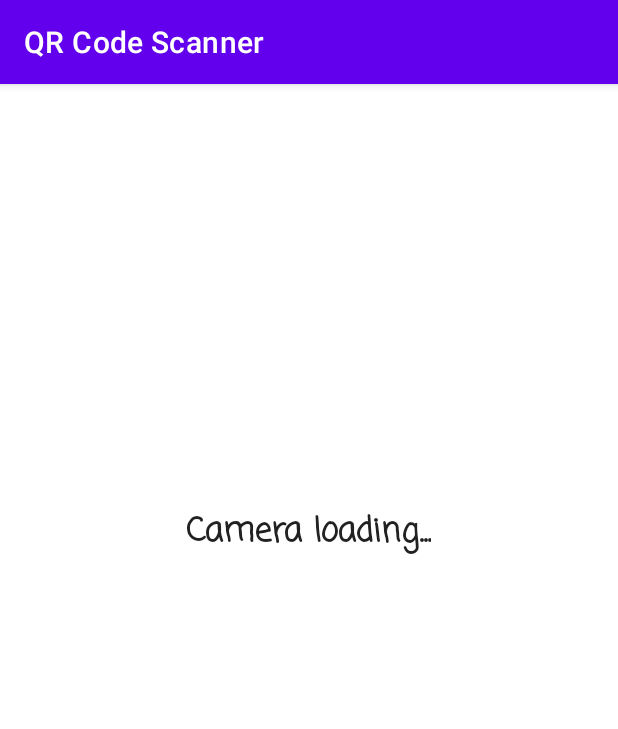
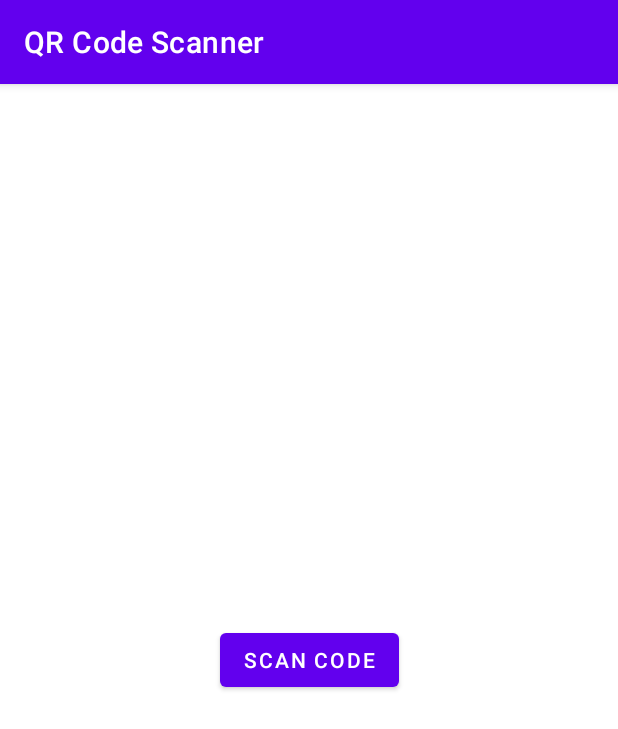
Before and after one commit to abhinav-deep/OnlineAttendance-BitsNBytes, an Android app: the ScannerActivity screen opened directly, with no data from a screen before it, on a phone screen of 412 x 824 dp. Shown: the top 729 px of the screen. Run offline under Robolectric (Android 15) with nearby library versions, the phone set to English and light mode, and no system bars; libraries missing offline, so code that uses them is left out: com.google.zxing.integration, io.realm; 2 statements that could not run were skipped.

Commit message:
Added scanning activity

```diff
--- a/QRCodeScanner/app/src/main/AndroidManifest.xml
+++ b/QRCodeScanner/app/src/main/AndroidManifest.xml
@@ -1,5 +1,6 @@
 <?xml version="1.0" encoding="utf-8"?>
 <manifest xmlns:android="http://schemas.android.com/apk/res/android"
+    xmlns:tools="http://schemas.android.com/tools"
     package="com.example.qrcodescanner">
 
     <application
@@ -9,6 +10,11 @@
         android:roundIcon="@mipmap/ic_launcher_round"
         android:supportsRtl="true"
         android:theme="@style/Theme.QRCodeScanner">
+        <activity
+            android:name="com.journeyapps.barcodescanner.CaptureActivity"
+            android:screenOrientation="fullSensor"
+            tools:replace="screenOrientation" />
+
         <activity android:name=".ScannerActivity"></activity>
         <activity android:name=".ScannarActivity" />
         <activity android:name=".MainActivity">
--- a/QRCodeScanner/app/src/main/java/com/example/qrcodescanner/MainActivity.kt
+++ b/QRCodeScanner/app/src/main/java/com/example/qrcodescanner/MainActivity.kt
@@ -7,6 +7,7 @@ import android.view.View
 import android.widget.Button
 import android.widget.EditText
 import android.widget.Toast
+import io.realm.Realm
 
 class MainActivity : AppCompatActivity() {
 
@@ -23,6 +24,7 @@ class MainActivity : AppCompatActivity() {
         super.onCreate(savedInstanceState)
         setContentView(R.layout.activity_main)
 
+        Realm.init(this)        //initialize the Realm library
         initializer()
 
         loginButton.setOnClickListener(){
--- a/QRCodeScanner/app/src/main/java/com/example/qrcodescanner/ScannerActivity.kt
+++ b/QRCodeScanner/app/src/main/java/com/example/qrcodescanner/ScannerActivity.kt
@@ -1,17 +1,78 @@
 package com.example.qrcodescanner
 
+import android.content.Intent
 import androidx.appcompat.app.AppCompatActivity
 import android.os.Bundle
+import android.widget.EditText
 import android.widget.TextView
+import android.widget.Button
+import android.widget.Toast
+import com.google.zxing.integration.android.IntentIntegrator
+import io.realm.Realm
+import org.json.JSONException
+import org.json.JSONObject
+
 
 class ScannerActivity : AppCompatActivity() {
 
-    private lateinit var welcomeMsg : TextView
+    private lateinit var scanButton : Button
+    private var qrScanIntegrator: IntentIntegrator? = null
+
+    internal var txtName: TextView? = null
+    internal var txtSiteName: TextView? = null
+
 
     override fun onCreate(savedInstanceState: Bundle?) {
         super.onCreate(savedInstanceState)
         setContentView(R.layout.activity_scanner)
-        welcomeMsg = findViewById(com.example.qrcodescanner.R.id.welcome_id)
+
+        initializer()
+        scanButton.setOnClickListener {
+            performAction()
+        }
+
+        qrScanIntegrator = IntentIntegrator(this)
+        qrScanIntegrator?.setOrientationLocked(false)
 
     }
+
+
+    private fun initializer(){
+        scanButton = findViewById(R.id.scanButton_id)
+    }
+
+    private fun performAction() {
+        qrScanIntegrator?.initiateScan()
+    }
+
+    override fun onActivityResult(requestCode: Int, resultCode: Int, data: Intent?) {
+        val result = IntentIntegrator.parseActivityResult(requestCode, resultCode, data)
+        if (result != null) {
+            // If QRCode has no data.
+            if (result.contents == null) {
+                Toast.makeText(this,"Invalid QR code!", Toast.LENGTH_SHORT).show()
+            } else {
+                // If QRCode contains data.
+                try {
+                    // Converting the data to json format
+                    val obj = JSONObject(result.contents)
+
+                    // Show values in UI.
+                    txtName?.text = obj.getString("name")
+                    txtSiteName?.text = obj.getString("site_name")
+
+                } catch (e: JSONException) {
+                    e.printStackTrace()
+
+                    // Data not in the expected format. So, whole object as toast message.
+                    Toast.makeText(this, result.contents, Toast.LENGTH_LONG).show()
+                }
+
+            }
+        } else {
+            super.onActivityResult(requestCode, resultCode, data)
+        }
+    }
+
+
 }
--- a/QRCodeScanner/app/src/main/res/layout/activity_scanner.xml
+++ b/QRCodeScanner/app/src/main/res/layout/activity_scanner.xml
@@ -6,19 +6,13 @@
     android:layout_height="match_parent"
     tools:context=".ScannerActivity">
 
-    <TextView
-        android:id="@+id/welcome_id"
+    <Button
+        android:id="@+id/scanButton_id"
         android:layout_width="wrap_content"
         android:layout_height="wrap_content"
-        android:fontFamily="casual"
-        android:text="Camera loading..."
-        android:textAlignment="center"
-        android:textAppearance="@style/TextAppearance.AppCompat.Large"
-        android:textStyle="bold"
+        android:text="Scan Code"
         app:layout_constraintBottom_toBottomOf="parent"
         app:layout_constraintEnd_toEndOf="parent"
-        app:layout_constraintHorizontal_bias="0.497"
         app:layout_constraintStart_toStartOf="parent"
-        app:layout_constraintTop_toTopOf="parent"
-        app:layout_constraintVertical_bias="0.384" />
+        app:layout_constraintTop_toTopOf="parent" />
 </androidx.constraintlayout.widget.ConstraintLayout>
--- a/QRCodeScanner/build.gradle
+++ b/QRCodeScanner/build.gradle
@@ -7,6 +7,7 @@ buildscript {
     }
     dependencies {
         classpath "com.android.tools.build:gradle:4.1.2"
+        classpath "io.realm:realm-gradle-plugin:10.3.1"
         classpath "org.jetbrains.kotlin:kotlin-gradle-plugin:$kotlin_version"
 
         // NOTE: Do not place your application dependencies here; they belong
```
Also changed, not shown: QRCodeScanner/app/build.gradle (+9 -6 lines), QRCodeScanner/app/src/main/res/values/strings.xml (+10 -1 lines).
